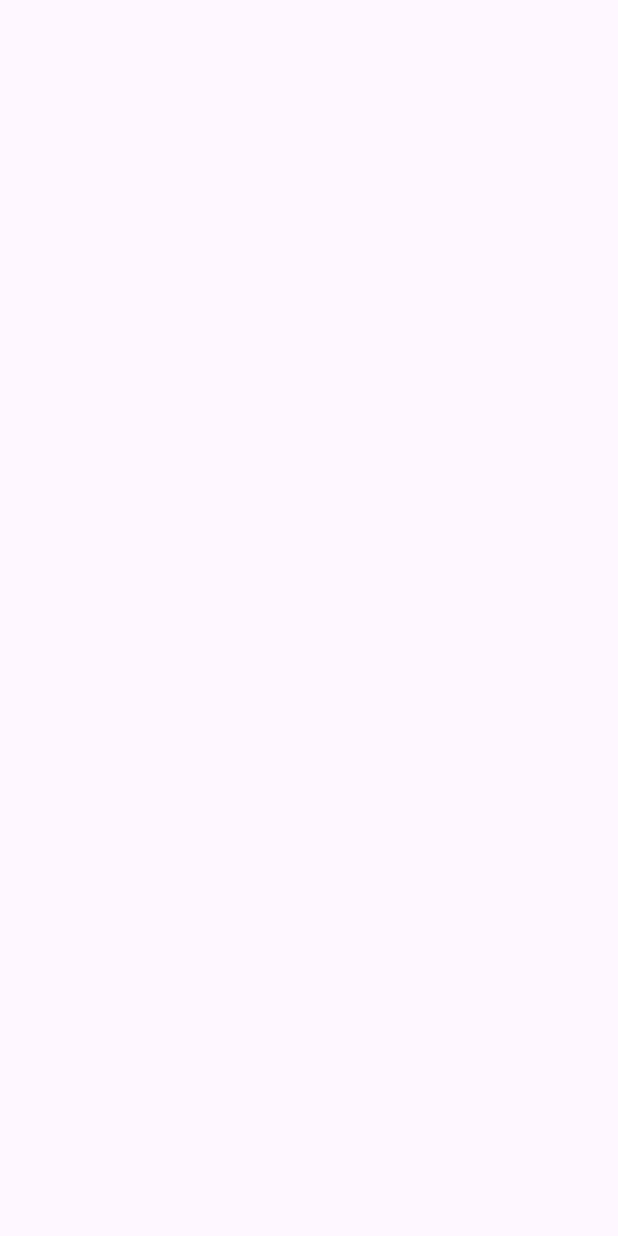
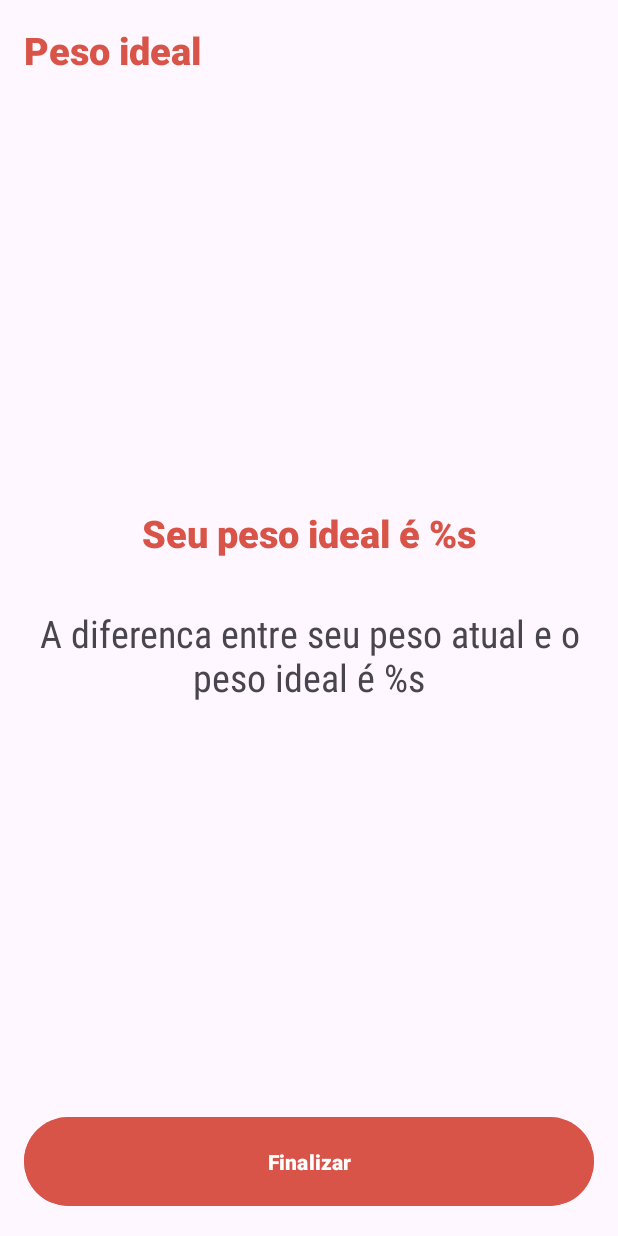
Before and after one commit to Analiviamotta/ImFitPlus, an Android app: the IdealWeightActivity screen opened directly, with no data from a screen before it, on a phone screen of 412 x 824 dp. Before the commit the screen is empty. Run offline under Robolectric (Android 15) with nearby library versions, the phone set to English and light mode, and no system bars.

Commit message:
feat: add elements in ideal weight activity

```diff
--- a/app/src/main/res/layout/activity_ideal_weight.xml
+++ b/app/src/main/res/layout/activity_ideal_weight.xml
@@ -6,5 +6,102 @@
     android:layout_width="match_parent"
     android:layout_height="match_parent"
     tools:context=".ui.IdealWeightActivity">
+    <TextView
+        android:id="@+id/header_title"
+
+        android:text="@string/ideal_weight"
+
+        android:textSize="25sp"
+        android:textColor="@color/rose"
+        android:fontFamily="sans-serif-black"
+        android:textAlignment="textStart"
+
+        android:padding="16dp"
+
+        android:layout_width="match_parent"
+        android:layout_height="wrap_content"
+        app:layout_constraintStart_toStartOf="parent"
+        app:layout_constraintTop_toTopOf="parent" />
+
+    <LinearLayout
+        android:id="@+id/textLL"
+        android:orientation="vertical"
+
+        android:gravity="center"
+
+        android:layout_height="0dp"
+        android:layout_width="match_parent"
+
+        app:layout_constraintTop_toBottomOf="@+id/header_title"
+        app:layout_constraintBottom_toTopOf="@+id/buttonLL"
+        >
+
+
+        <TextView
+            android:id="@+id/idealWeightResultTv"
+
+            android:text="@string/ideal_weight_result_format"
+
+            android:textColor="@color/rose"
+            android:fontFamily="sans-serif-black"
+
+            android:padding="16dp"
+            android:textSize="25sp"
+
+            android:layout_width="match_parent"
+            android:layout_height="wrap_content"
+            android:textAlignment="center" />
+
+        <TextView
+            android:id="@+id/diffWeightResultTv"
+
+            android:text="@string/diff_weight_result_format"
+
+
+            android:fontFamily="sans-serif-condensed"
+
+            android:padding="16dp"
+            android:textSize="25sp"
+
+            android:layout_width="match_parent"
+            android:layout_height="wrap_content"
+            android:textAlignment="center" />
+
+    </LinearLayout>
+
+    <LinearLayout
+        android:id="@+id/buttonLL"
+
+        android:orientation="horizontal"
+
+        android:layout_width="match_parent"
+        android:layout_height="wrap_content"
+
+        android:layout_marginHorizontal="16dp"
+        android:layout_marginBottom="16dp"
+
+        app:layout_constraintBottom_toBottomOf="parent"
+        app:layout_constraintStart_toStartOf="parent"
+        app:layout_constraintEnd_toEndOf="parent">
+
+
+
+        <Button
+            android:id="@+id/finishBt"
+
+            android:text="@string/finish"
+
+            android:textSize="14sp"
+            android:fontFamily="sans-serif-black"
+
+            android:padding="20dp"
+
+            android:backgroundTint="@color/rose"
+
+            android:layout_width="0dp"
+            android:layout_weight="2"
+            android:layout_height="wrap_content"/>
+
+    </LinearLayout>
 
 </androidx.constraintlayout.widget.ConstraintLayout>
--- a/app/src/main/res/values/strings.xml
+++ b/app/src/main/res/values/strings.xml
@@ -24,5 +24,9 @@
     <string name="calculate_calorie_expenditure">Calcular gasto calórico</string>
     <string name="daily_calories">Gasto Diario de calorias</string>
     <string name="daily_calories_result_format">Seu gasto diario de calorias é %s</string>
+    <string name="ideal_weight_result_format">Seu peso ideal é %s</string>
+    <string name="diff_weight_result_format">A diferenca entre seu peso atual e o peso ideal é %s</string>
     <string name="calculate_ideal_weight">Calcular peso ideal</string>
+    <string name="ideal_weight">Peso ideal</string>
+    <string name="finish">Finalizar</string>
 </resources>
```
